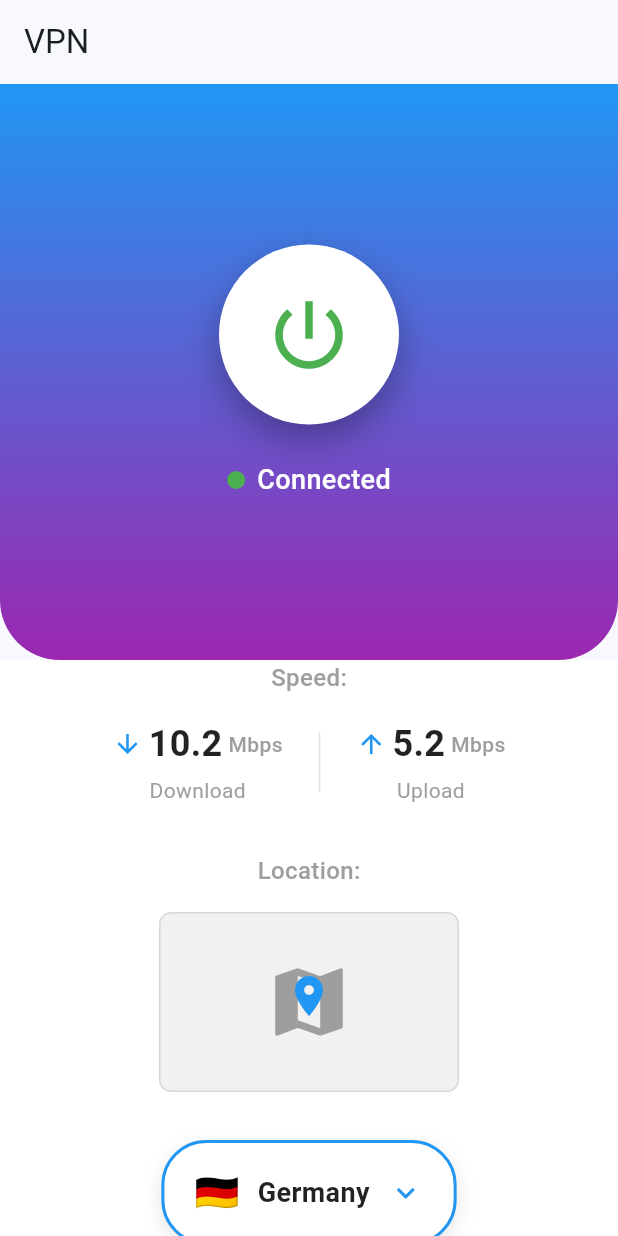
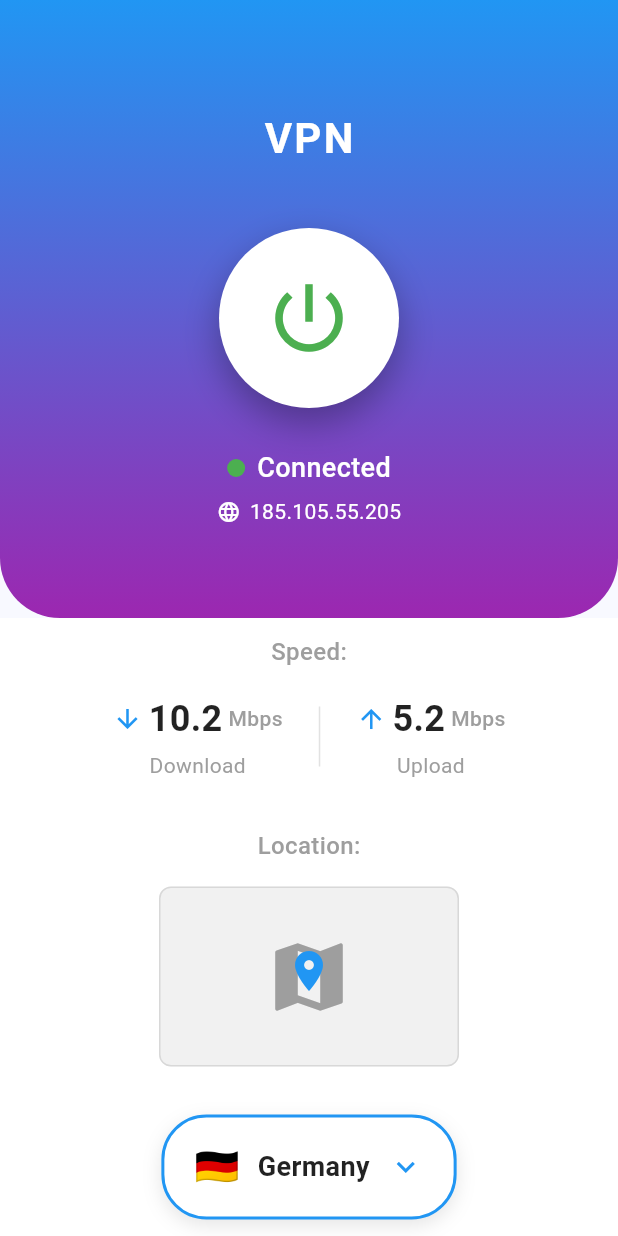
Before and after one commit to stepsharpnew/vpn, a Flutter app: the screen it shows after launch, after a tap on the "power settings new" icon, on a phone screen of 412 x 824 dp. Run offline on Flutter 3.47's test engine with Material 3 defaults, Android fonts, the phone set to English and light mode, and no system bars.

Commit message:
Enhance HomeScreen with IP address generation and display; update ConnectionStatus widget to show IP when connected. Remove debug banner in main.dart.

```diff
--- a/test_app/lib/home_screen.dart
+++ b/test_app/lib/home_screen.dart
@@ -6,6 +6,7 @@ import 'package:test_app/widgets/connection_status.dart';
 import 'package:test_app/widgets/country_list_bottom_sheet.dart';
 import 'package:test_app/widgets/country_selector_button.dart';
 import 'package:test_app/widgets/gradient_header.dart';
+import 'package:test_app/widgets/gradient_title.dart';
 import 'package:test_app/widgets/power_button.dart';
 import 'package:test_app/widgets/section_header.dart';
 import 'package:test_app/widgets/speed_display.dart';
@@ -20,15 +21,34 @@ class HomeScreen extends StatefulWidget {
 
 class _HomeScreenState extends State<HomeScreen> {
   bool _isConnected = false;
+  String? _ipAddress;
   Country _selectedCountry = const Country(
     name: AppConstants.defaultCountry,
     flag: AppConstants.defaultCountryFlag,
   );
 
+  // Примерные значения скорости (можно заменить на реальные)
+  String get _downloadSpeed => _isConnected ? '10.2' : '0.0';
+  String get _uploadSpeed => _isConnected ? '5.2' : '0.0';
+
   void _toggleConnection() {
     setState(() {
       _isConnected = !_isConnected;
+      if (_isConnected) {
+        // Генерируем примерный IP адрес при подключении
+        _ipAddress = _generateFakeIp();
+      } else {
+        // Очищаем IP при отключении
+        _ipAddress = null;
+      }
     });
+  }
+
+  /// Генерирует примерный IP адрес для демонстрации
+  String _generateFakeIp() {
+    // Генерируем случайный IP в диапазоне VPN серверов
+    final random = DateTime.now().millisecondsSinceEpoch % 255;
+    return '185.${100 + (random % 50)}.${50 + (random % 100)}.${100 + (random % 155)}';
   }
 
   void _onCountrySelected(Country country) {
@@ -49,8 +69,9 @@ class _HomeScreenState extends State<HomeScreen> {
   @override
   Widget build(BuildContext context) {
     return Scaffold(
-      appBar: AppBar(title: const Text('VPN')),
-      body: Column(
+      body: SafeArea(
+        bottom: false,
+        child: Column(
           children: [
             // Верхняя часть с градиентом
             Expanded(
@@ -59,12 +80,23 @@ class _HomeScreenState extends State<HomeScreen> {
                 child: Column(
                   mainAxisAlignment: MainAxisAlignment.center,
                   children: [
+                    // Заголовок VPN
+                    const Padding(
+                      padding: EdgeInsets.only(top: 20),
+                      child: GradientTitle(),
+                    ),
+                    const SizedBox(height: 40),
+                    // Кнопка питания
                     PowerButton(
                       isConnected: _isConnected,
                       onTap: _toggleConnection,
                     ),
                     const SizedBox(height: 24),
-                  ConnectionStatus(isConnected: _isConnected),
+                    // Статус подключения
+                    ConnectionStatus(
+                      isConnected: _isConnected,
+                      ipAddress: _ipAddress,
+                    ),
                   ],
                 ),
               ),
@@ -79,7 +111,10 @@ class _HomeScreenState extends State<HomeScreen> {
                 child: Column(
                   mainAxisAlignment: MainAxisAlignment.center,
                   children: [
-                    SpeedDisplay(downloadSpeed: '10.2', uploadSpeed: '5.2'),
+                    SpeedDisplay(
+                      downloadSpeed: _downloadSpeed,
+                      uploadSpeed: _uploadSpeed,
+                    ),
                     const SizedBox(height: 32),
                     const SectionHeader(title: 'Location:'),
                     const SizedBox(height: 16),
@@ -97,6 +132,7 @@ class _HomeScreenState extends State<HomeScreen> {
           ),
           ],
         ),
+      ),
     );
   }
 }
--- a/test_app/lib/main.dart
+++ b/test_app/lib/main.dart
@@ -12,6 +12,7 @@ class MyApp extends StatelessWidget {
   Widget build(BuildContext context) {
     return MaterialApp(
       title: 'VPN',
+      debugShowCheckedModeBanner: false, // Убираем DEBUG надпись
       theme: ThemeData(
         colorScheme: ColorScheme.fromSeed(seedColor: Colors.blue),
         useMaterial3: true,
--- a/test_app/lib/widgets/connection_status.dart
+++ b/test_app/lib/widgets/connection_status.dart
@@ -1,18 +1,27 @@
 import 'package:flutter/material.dart';
 import 'package:test_app/constants/app_colors.dart';
+import 'package:test_app/widgets/ip_address_display.dart';
 
 /// Виджет статуса подключения VPN
 class ConnectionStatus extends StatelessWidget {
   final bool isConnected;
+  final String? ipAddress;
 
   const ConnectionStatus({
     super.key,
     required this.isConnected,
+    this.ipAddress,
   });
 
   @override
   Widget build(BuildContext context) {
-    return Row(
+    return SizedBox(
+      height: 64, // Фиксированная высота, чтобы кнопка не прыгала (увеличена для IP)
+      child: Column(
+        mainAxisSize: MainAxisSize.min,
+        mainAxisAlignment: MainAxisAlignment.center,
+        children: [
+          Row(
             mainAxisAlignment: MainAxisAlignment.center,
             children: [
               // Цветная точка статуса
@@ -35,6 +44,11 @@ class ConnectionStatus extends StatelessWidget {
                 ),
               ),
             ],
+          ),
+          // IP адрес (показывается только при подключении, но место всегда зарезервировано)
+          IpAddressDisplay(ipAddress: ipAddress),
+        ],
+      ),
     );
   }
 }
--- /dev/null
+++ b/test_app/lib/widgets/gradient_title.dart
@@ -0,0 +1,19 @@
+import 'package:flutter/material.dart';
+
+/// Заголовок приложения в градиентном стиле
+class GradientTitle extends StatelessWidget {
+  const GradientTitle({super.key});
+
+  @override
+  Widget build(BuildContext context) {
+    return const Text(
+      'VPN',
+      style: TextStyle(
+        color: Colors.white,
+        fontSize: 28,
+        fontWeight: FontWeight.bold,
+        letterSpacing: 1.5,
+      ),
+    );
+  }
+}
--- /dev/null
+++ b/test_app/lib/widgets/ip_address_display.dart
@@ -0,0 +1,43 @@
+import 'package:flutter/material.dart';
+import 'package:test_app/constants/app_colors.dart';
+
+/// Виджет отображения IP адреса
+class IpAddressDisplay extends StatelessWidget {
+  final String? ipAddress;
+
+  const IpAddressDisplay({
+    super.key,
+    this.ipAddress,
+  });
+
+  @override
+  Widget build(BuildContext context) {
+    return SizedBox(
+      height: 32, // Фиксированная высота для IP адреса (увеличена для избежания overflow)
+      child: ipAddress == null
+          ? const SizedBox.shrink() // Пустое место, если IP нет
+          : Center(
+              child: Row(
+                mainAxisAlignment: MainAxisAlignment.center,
+                mainAxisSize: MainAxisSize.min,
+                children: [
+                  const Icon(
+                    Icons.language,
+                    color: AppColors.white,
+                    size: 16,
+                  ),
+                  const SizedBox(width: 6),
+                  Text(
+                    ipAddress!,
+                    style: const TextStyle(
+                      color: AppColors.white,
+                      fontSize: 14,
+                      fontWeight: FontWeight.w400,
+                    ),
+                  ),
+                ],
+              ),
+            ),
+    );
+  }
+}
```
Also changed, not shown: 2 other files. Lines whose indentation alone changed are shown as unchanged.
